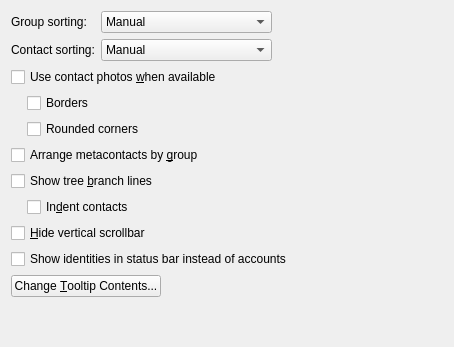
First picture: the form in kopete/config/appearance/appearanceconfig_contactlist.ui, repository KDE/kopete, before the edit.
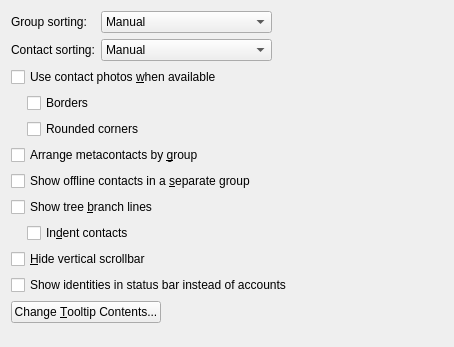
Second picture: the form after the edit.

Commit message: Group Offline contacts into a separate group "Offline Users" Thanks to Barry Carter for this patch.

What changed in the file:
```diff
--- a/kopete/config/appearance/appearanceconfig_contactlist.ui
+++ b/kopete/config/appearance/appearanceconfig_contactlist.ui
@@ -188,6 +188,19 @@
      </property>
     </widget>
    </item>
+   <item>
+    <widget class="QCheckBox" name="kcfg_showOfflineGrouped">
+     <property name="sizePolicy">
+      <sizepolicy hsizetype="Preferred" vsizetype="Fixed">
+       <horstretch>0</horstretch>
+       <verstretch>0</verstretch>
+      </sizepolicy>
+     </property>
+     <property name="text">
+      <string>Show offline contacts in a &amp;separate group</string>
+     </property>
+    </widget>
+   </item>
    <item>
     <widget class="QCheckBox" name="kcfg_contactListTreeView">
      <property name="sizePolicy">
```
The commit also changes 11 other files.
